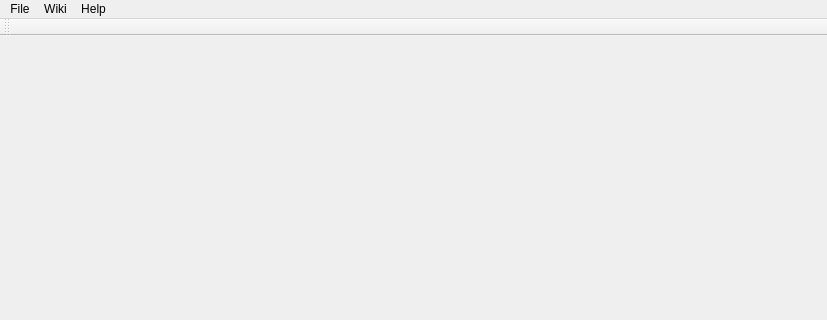
Before: the Qt Designer form src/mainwindow.ui in benapetr/smuggle, drawn with Qt 5; both pictures show x 0 to 827 and y 0 to 320 of the 827 by 471 pixel window.
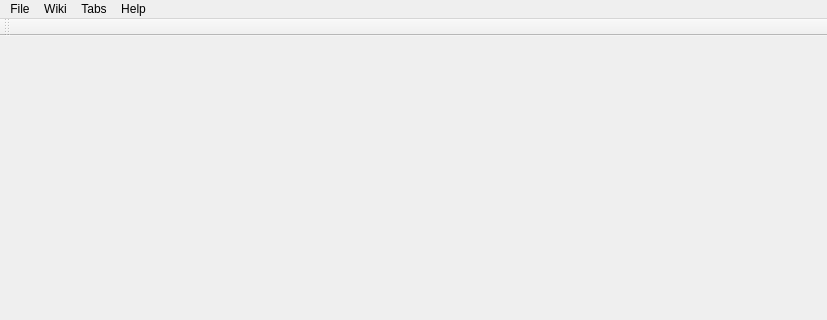
After: the same form once the commit is applied.

```diff
--- a/src/mainwindow.ui
+++ b/src/mainwindow.ui
@@ -20,7 +20,7 @@
      <x>0</x>
      <y>0</y>
      <width>827</width>
-     <height>19</height>
+     <height>21</height>
     </rect>
    </property>
    <widget class="QMenu" name="menuFile">
@@ -49,8 +49,16 @@
     <addaction name="separator"/>
     <addaction name="actionDelete_wiki"/>
    </widget>
+   <widget class="QMenu" name="menuTabs">
+    <property name="title">
+     <string>Tabs</string>
+    </property>
+    <addaction name="actionOpen"/>
+    <addaction name="actionClose"/>
+   </widget>
    <addaction name="menuFile"/>
    <addaction name="menuWiki"/>
+   <addaction name="menuTabs"/>
    <addaction name="menuHelp"/>
   </widget>
   <widget class="QToolBar" name="mainToolBar">
```
Left out of the diff: 10 changed lines with no effect on the pictures.
